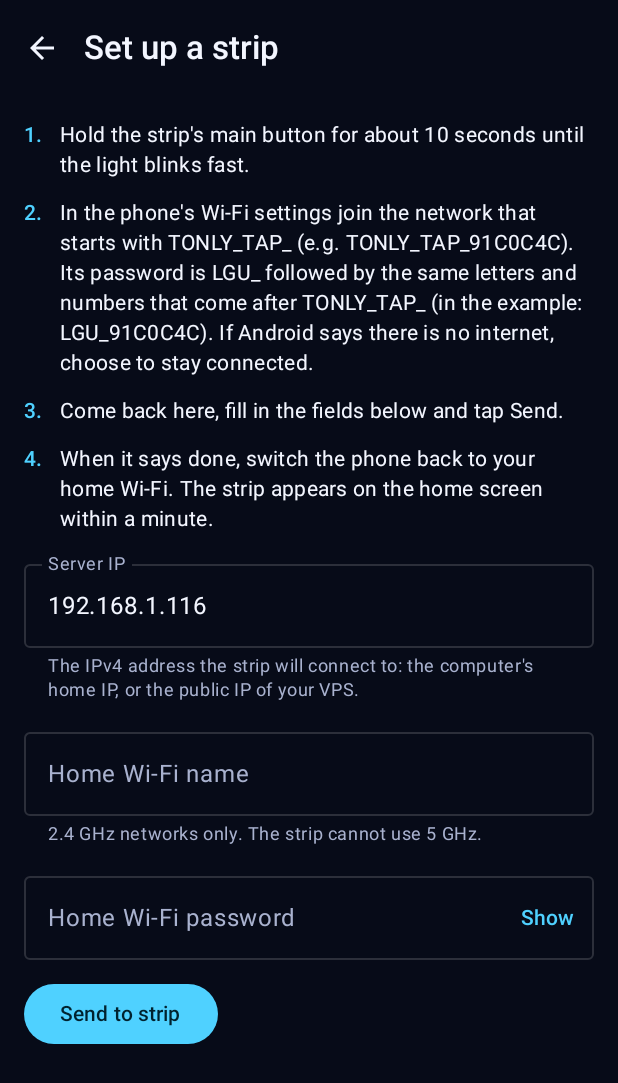
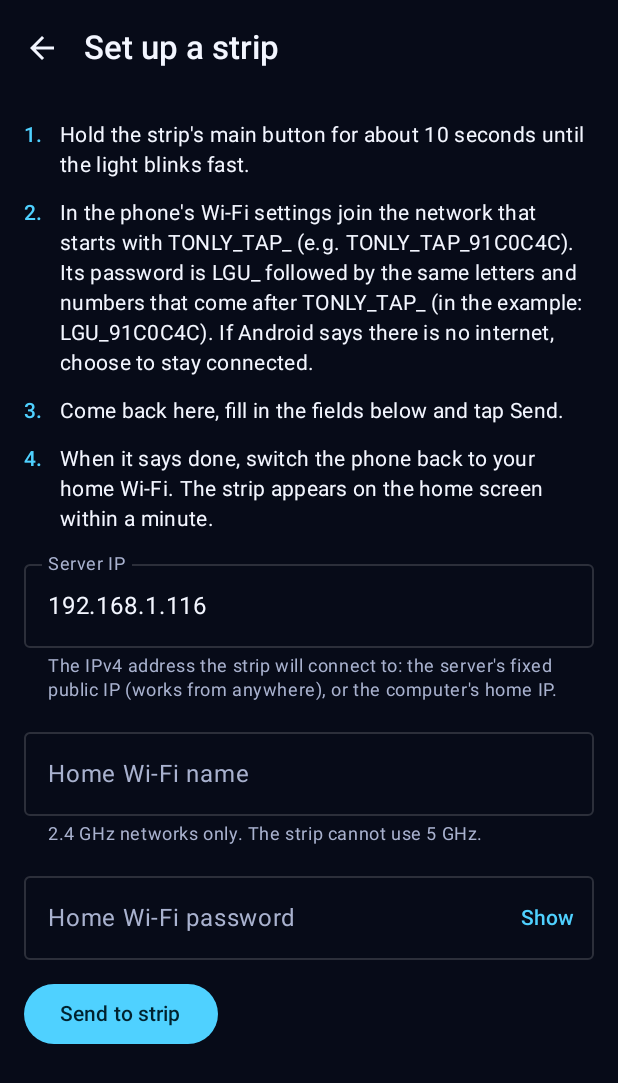
Before and after one commit to mohamedstar19/darwish-smart-power, an Android app built with Jetpack Compose: the composable SetupScreen shown on its own in the app's theme, on a phone screen of 412 x 824 dp. Shown: the top 1083 px of the screen. Run offline under Robolectric (Android 15) with nearby library versions, the phone set to English and light mode, and no system bars; network calls fail; 2 statements that could not run were skipped.

```diff
--- a/android/app/src/main/res/values/strings.xml
+++ b/android/app/src/main/res/values/strings.xml
@@ -84,7 +84,7 @@
     <string name="setup_step3">Come back here, fill in the fields below and tap Send.</string>
     <string name="setup_step4">When it says done, switch the phone back to your home Wi-Fi. The strip appears on the home screen within a minute.</string>
     <string name="setup_server_ip">Server IP</string>
-    <string name="setup_server_ip_hint">The IPv4 address the strip will connect to: the computer\'s home IP, or the public IP of your VPS.</string>
+    <string name="setup_server_ip_hint">The IPv4 address the strip will connect to: the server\'s fixed public IP (works from anywhere), or the computer\'s home IP.</string>
     <string name="setup_wifi_name">Home Wi-Fi name</string>
     <string name="setup_wifi_hint">2.4 GHz networks only. The strip cannot use 5 GHz.</string>
     <string name="setup_wifi_password">Home Wi-Fi password</string>
```
Also changed, not shown: 2 other files.
